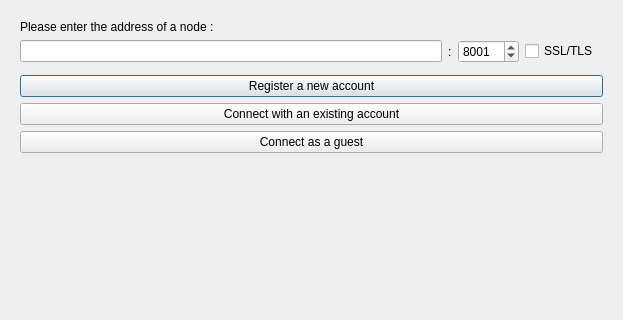
Before: the Qt Designer form src/sakia/gui/dialogs/connection_cfg/connection_cfg.ui in duniter/sakia, drawn with Qt 5; both pictures show x 0 to 623 and y 0 to 320 of the 623 by 545 pixel window.
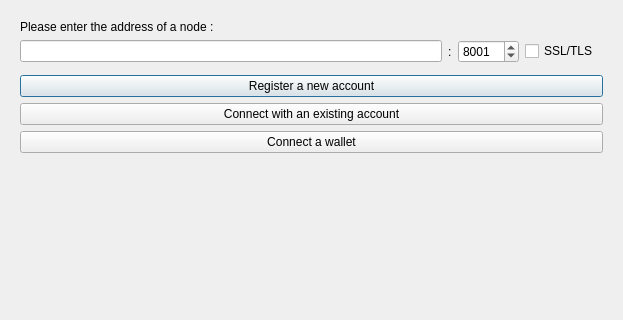
After: the same form once the commit is applied. Icons and pictures are not drawn.

Commit message: Wallets connections

Diff of the .ui file:
```diff
--- a/src/sakia/gui/dialogs/connection_cfg/connection_cfg.ui
+++ b/src/sakia/gui/dialogs/connection_cfg/connection_cfg.ui
@@ -107,7 +107,7 @@
          <item>
           <widget class="QPushButton" name="button_guest">
            <property name="text">
-            <string>Connect as a guest</string>
+            <string>Connect a wallet</string>
            </property>
            <property name="icon">
             <iconset resource="../../../../../res/icons/icons.qrc">
@@ -115,7 +115,7 @@
            </property>
            <property name="iconSize">
             <size>
-             <width>32</width>
+             <width>50</width>
              <height>32</height>
             </size>
            </property>
```
Left out of the diff: 4 changed lines with no effect on the pictures. The commit also changes 8 other files.
